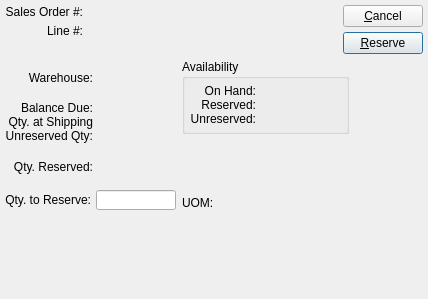
Above: guiclient/reserveSalesOrderItem.ui from Pegasus-RPG/xtuple-client before the change. Below: the same form after it.
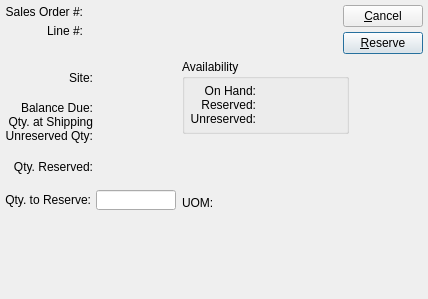
That is the form after the change. Custom widgets are drawn as their Qt base class.

Commit message: issue #6692:first pass for changing "Warehouse" to "Site"

The edit to the form file:
```diff
--- a/guiclient/reserveSalesOrderItem.ui
+++ b/guiclient/reserveSalesOrderItem.ui
@@ -281,7 +281,7 @@
                <item>
                 <widget class="QLabel" name="_warehouseLit" >
                  <property name="text" >
-                  <string>Warehouse:</string>
+                  <string>Site:</string>
                  </property>
                  <property name="alignment" >
                   <set>Qt::AlignRight|Qt::AlignTrailing|Qt::AlignVCenter</set>
```
The commit also changes 201 other files.
